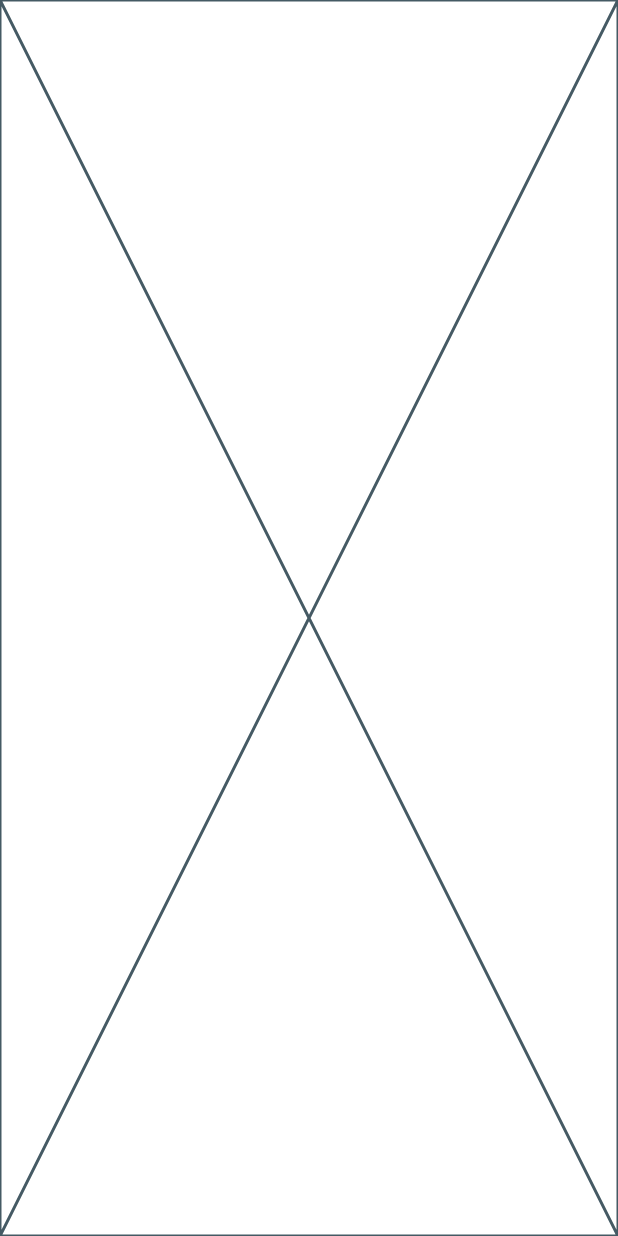
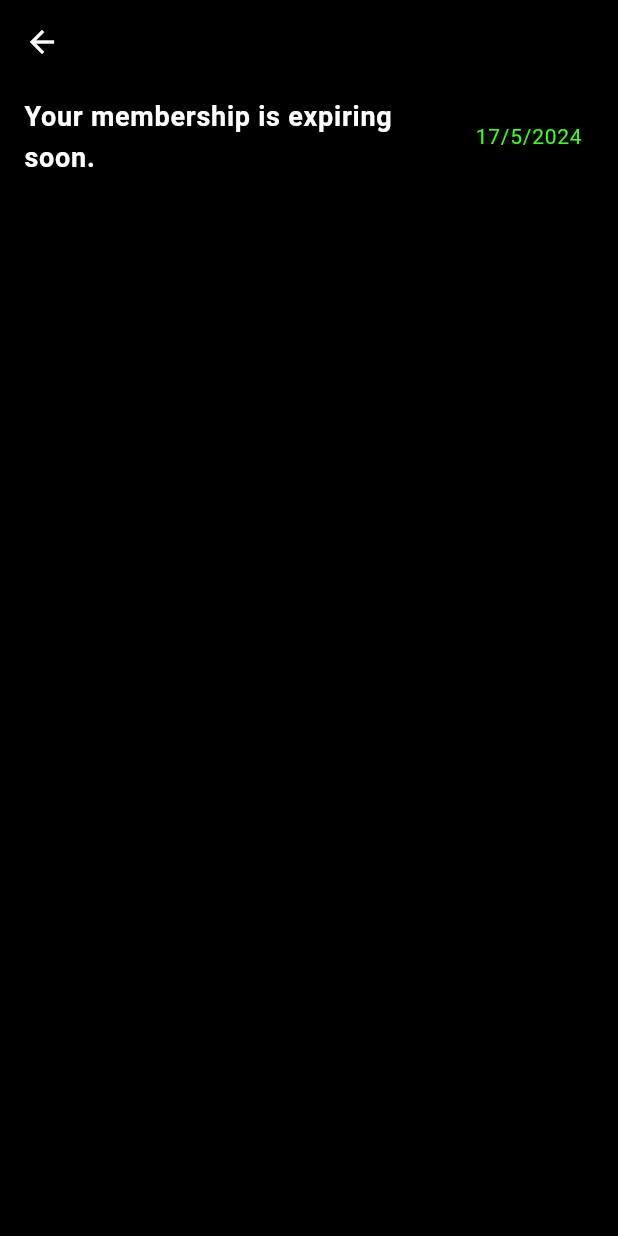
Before and after one commit to jasimrazi/GymApp, a Flutter app: the HomePage screen opened directly, after a tap on the "notifications" icon, on a phone screen of 412 x 824 dp. Run offline on Flutter 3.47's test engine with Material 3 defaults, Android fonts, the phone set to English and light mode, and no system bars; our stand-ins replace cloud_firestore, firebase_auth, firebase_core, google_fonts, permission_handler, table_calendar; missing offline and left inert: qr_code_scanner; accounts and stored records are empty.

Commit message:
Add NotificationPage

```diff
--- a/lib/screens/home_page.dart
+++ b/lib/screens/home_page.dart
@@ -21,8 +21,9 @@ class _HomePageState extends State<HomePage> {
   late DateTime _focusedDay;
   late DateTime _selectedDay;
   CalendarStyle _calendarStyle = CalendarStyle(
-    defaultTextStyle: fontStyle(12, Colors.white, FontWeight.w300),
-    selectedTextStyle: TextStyle(color: Colors.black),
+    outsideTextStyle: fontStyle(16, Colors.white54, FontWeight.w300),
+    defaultTextStyle: fontStyle(14, Colors.white, FontWeight.w500),
+    selectedTextStyle: fontStyle(14, Colors.black, FontWeight.w700),
     selectedDecoration: BoxDecoration(
       color: Color(0xff39FF14),
       shape: BoxShape.circle,
--- a/lib/screens/notifications_page.dart
+++ b/lib/screens/notifications_page.dart
@@ -1,15 +1,52 @@
 import 'package:flutter/material.dart';
+import 'package:gymapp/utils.dart';
+
+// Define NotificationModel class
+class NotificationModel {
+  final String text;
+  final DateTime date;
+
+  NotificationModel({
+    required this.text,
+    required this.date,
+  });
+}
 
 class NotificationPage extends StatefulWidget {
-  const NotificationPage({super.key});
+  const NotificationPage({Key? key}) : super(key: key);
 
   @override
   State<NotificationPage> createState() => _NotificationPageState();
 }
 
 class _NotificationPageState extends State<NotificationPage> {
+  // Sample list of notifications
+  final List<NotificationModel> notifications = [
+    NotificationModel(
+      text: 'Your membership is expiring soon.',
+      date: DateTime.now().add(Duration(days: 7)), // Example date
+    ),
+    // Add more sample notifications as needed
+  ];
+
   @override
   Widget build(BuildContext context) {
-    return const Placeholder();
+    return Scaffold(
+      appBar: MyAppBar(),
+      body: ListView.builder(
+        itemCount: notifications.length,
+        itemBuilder: (context, index) {
+          final notification = notifications[index];
+          return ListTile(
+            title:
+                Text(notification.text, style: AppFonts.primaryText(context)),
+            trailing: Text(
+              '${notification.date.day}/${notification.date.month}/${notification.date.year}',
+              style: AppFonts.secondaryText(context),
+            ),
+          );
+        },
+      ),
+    );
   }
 }
```
